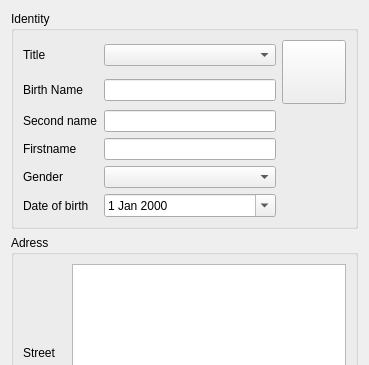
Before: the Qt Designer form plugins/patientbaseplugin/identitywidget.ui in FreeHealth/freehealth, drawn with Qt 5; both pictures show x 0 to 369 and y 0 to 365 of the 369 by 548 pixel window.
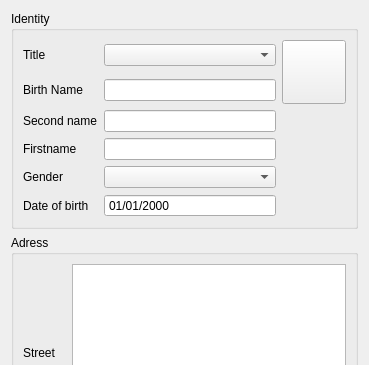
After: the same form once the commit is applied.

```diff
--- a/plugins/patientbaseplugin/identitywidget.ui
+++ b/plugins/patientbaseplugin/identitywidget.ui
@@ -116,8 +116,14 @@
       </item>
       <item row="5" column="1">
        <widget class="QDateEdit" name="dob">
+        <property name="buttonSymbols">
+         <enum>QAbstractSpinBox::NoButtons</enum>
+        </property>
+        <property name="displayFormat">
+         <string>dd/MM/yyyy</string>
+        </property>
         <property name="calendarPopup">
-         <bool>true</bool>
+         <bool>false</bool>
         </property>
        </widget>
       </item>
```
Left out of the diff: 13 changed lines with no effect on the pictures.
